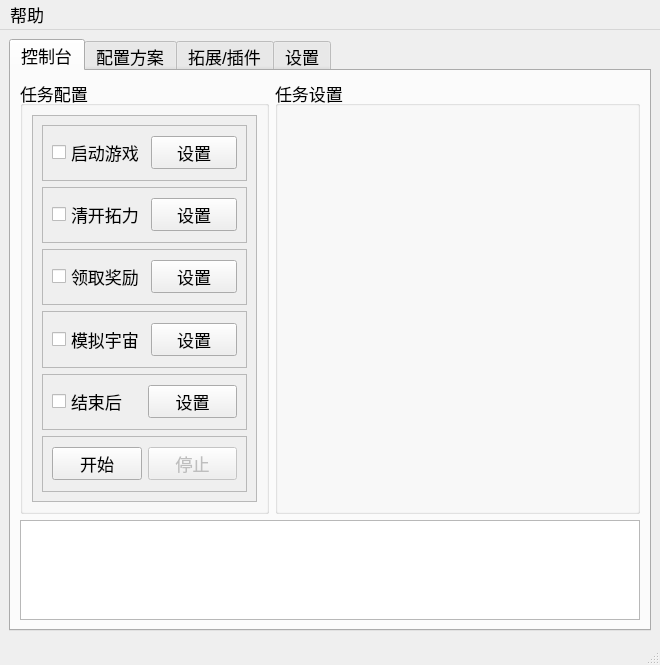
Old version of the form resources/ui/main.ui in the repository Shasnow/StarRailAssistant.
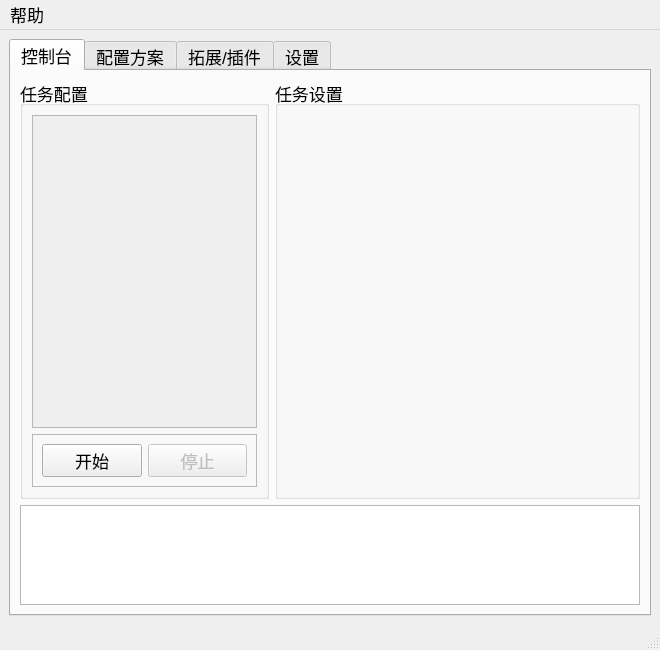
New version of the form.

Diff of the .ui file:
```diff
--- a/resources/ui/main.ui
+++ b/resources/ui/main.ui
@@ -7,7 +7,7 @@
     <x>0</x>
     <y>0</y>
     <width>660</width>
-    <height>665</height>
+    <height>650</height>
    </rect>
   </property>
   <property name="font">
@@ -30,6 +30,30 @@
         <string>控制台</string>
        </attribute>
        <layout class="QGridLayout" name="gridLayout_2">
+        <item row="0" column="1" colspan="2">
+         <widget class="QGroupBox" name="task_setting_groupBox">
+          <property name="title">
+           <string>任务设置</string>
+          </property>
+          <layout class="QVBoxLayout" name="verticalLayout_2"/>
+         </widget>
+        </item>
+        <item row="1" column="0" colspan="3">
+         <widget class="QTextBrowser" name="log_textBrowser">
+          <property name="sizePolicy">
+           <sizepolicy hsizetype="Expanding" vsizetype="Fixed">
+            <horstretch>0</horstretch>
+            <verstretch>0</verstretch>
+           </sizepolicy>
+          </property>
+          <property name="maximumSize">
+           <size>
+            <width>16777215</width>
+            <height>100</height>
+           </size>
+          </property>
+         </widget>
+        </item>
         <item row="0" column="0">
          <widget class="QGroupBox" name="task_select_groupBox">
           <property name="sizePolicy">
@@ -53,7 +77,7 @@
           <property name="title">
            <string>任务配置</string>
           </property>
-          <layout class="QHBoxLayout" name="horizontalLayout_23">
+          <layout class="QVBoxLayout" name="verticalLayout_3">
            <item>
             <widget class="QScrollArea" name="task_select_scrollArea">
              <property name="sizePolicy">
@@ -80,211 +104,27 @@
              <property name="widgetResizable">
               <bool>true</bool>
              </property>
-             <widget class="QWidget" name="scrollAreaWidgetContents_2">
+             <widget class="QWidget" name="taskSelectScrollAreaWidgetContents">
               <property name="geometry">
                <rect>
                 <x>0</x>
                 <y>0</y>
                 <width>223</width>
-                <height>387</height>
+                <height>316</height>
                </rect>
               </property>
-              <layout class="QVBoxLayout" name="verticalLayout_6">
-               <item>
-                <widget class="QFrame" name="frame1_1">
-                 <property name="frameShape">
-                  <enum>QFrame::Shape::StyledPanel</enum>
-                 </property>
-                 <property name="frameShadow">
-                  <enum>QFrame::Shadow::Raised</enum>
-                 </property>
-                 <layout class="QHBoxLayout" name="horizontalLayout">
-                  <item>
-                   <widget class="QCheckBox" name="start_game_checkBox">
-                    <property name="minimumSize">
-                     <size>
-                      <width>0</width>
-                      <height>30</height>
-                     </size>
-                    </property>
-                    <property name="text">
-                     <string>启动游戏</string>
-                    </property>
-                   </widget>
-                  </item>
-                  <item>
-                   <widget class="QPushButton" name="start_game_pushButton">
-                    <property name="minimumSize">
-                     <size>
-                      <width>70</width>
-                      <height>30</height>
-                     </size>
-                    </property>
-                    <property name="text">
-                     <string>设置</string>
-                    </property>
-                   </widget>
-                  </item>
-                 </layout>
-                </widget>
-               </item>
-               <item>
-                <widget class="QFrame" name="frame1_2">
-                 <property name="frameShape">
-                  <enum>QFrame::Shape::StyledPanel</enum>
-                 </property>
-                 <property name="frameShadow">
-                  <enum>QFrame::Shadow::Raised</enum>
-                 </property>
-                 <layout class="QHBoxLayout" name="horizontalLayout_7">
-                  <item>
-                   <widget class="QCheckBox" name="trailblaze_power_checkBox">
-                    <property name="minimumSize">
-                     <size>
-                      <width>0</width>
-                      <height>30</height>
-                     </size>
-                    </property>
-                    <property name="text">
-                     <string>清开拓力</string>
-                    </property>
-                   </widget>
-                  </item>
-                  <item>
-                   <widget class="QPushButton" name="trailblaze_power_pushButton">
-                    <property name="minimumSize">
-                     <size>
-                      <width>70</width>
-                      <height>30</height>
-                     </size>
-                    </property>
-                    <property name="text">
-                     <string>设置</string>
-                    </property>
-                   </widget>
-                  </item>
-                 </layout>
-                </widget>
-               </item>
-               <item>
-                <widget class="QFrame" name="frame1_3">
-                 <property name="frameShape">
-                  <enum>QFrame::Shape::StyledPanel</enum>
-                 </property>
-                 <property name="frameShadow">
-                  <enum>QFrame::Shadow::Raised</enum>
-                 </property>
-                 <layout class="QHBoxLayout" name="horizontalLayout_3">
-                  <item>
-                   <widget class="QCheckBox" name="receive_reward_checkBox">
-                    <property name="minimumSize">
-                     <size>
-                      <width>0</width>
-                      <height>30</height>
-                     </size>
-                    </property>
-                    <property name="text">
-                     <string>领取奖励</string>
-                    </property>
-                   </widget>
-                  </item>
-                  <item>
-                   <widget class="QPushButton" name="receive_reward_pushButton">
-                    <property name="minimumSize">
-                     <size>
-                      <width>70</width>
-                      <height>30</height>
-                     </size>
-                    </property>
-                    <property name="text">
-                     <string>设置</string>
-                    </property>
-                   </widget>
-                  </item>
-                 </layout>
-                </widget>
-               </item>
-               <item>
-                <widget class="QFrame" name="frame1_5">
-                 <property name="enabled">
-                  <bool>true</bool>
-                 </property>
-                 <property name="frameShape">
-                  <enum>QFrame::Shape::StyledPanel</enum>
-                 </property>
-                 <property name="frameShadow">
-                  <enum>QFrame::Shadow::Raised</enum>
-                 </property>
-                 <layout class="QHBoxLayout" name="horizontalLayout_20">
-                  <item>
-                   <widget class="QCheckBox" name="simulate_universe_checkBox">
-                    <property name="minimumSize">
-                     <size>
-                      <width>0</width>
-                      <height>30</height>
-                     </size>
-                    </property>
-                    <property name="text">
-                     <string>模拟宇宙</string>
-                    </property>
-                   </widget>
-                  </item>
-                  <item>
-                   <widget class="QPushButton" name="simulate_universe_pushButton">
-                    <property name="minimumSize">
-                     <size>
-                      <width>70</width>
-                      <height>30</height>
-                     </size>
-                    </property>
-                    <property name="text">
-                     <string>设置</string>
-                    </property>
-                   </widget>
-                  </item>
-                 </layout>
-                </widget>
-               </item>
-               <item>
-                <widget class="QFrame" name="frame1_4">
-                 <property name="frameShape">
-                  <enum>QFrame::Shape::StyledPanel</enum>
-                 </property>
-                 <property name="frameShadow">
-                  <enum>QFrame::Shadow::Raised</enum>
-                 </property>
-                 <layout class="QHBoxLayout" name="horizontalLayout_10">
-                  <item>
-                   <widget class="QCheckBox" name="mission_accomplish_checkBox">
-                    <property name="minimumSize">
-                     <size>
-                      <width>0</width>
-                      <height>30</height>
-                     </size>
-                    </property>
-                    <property name="text">
-                     <string>结束后</string>
-                    </property>
-                   </widget>
-                  </item>
-                  <item>
-                   <widget class="QPushButton" name="mission_accomplish_pushButton">
-                    <property name="minimumSize">
-                     <size>
-                      <width>70</width>
-                      <height>30</height>
-                     </size>
-                    </property>
-                    <property name="text">
-                     <string>设置</string>
-                    </property>
-                   </widget>
-                  </item>
-                 </layout>
+              <layout class="QVBoxLayout" name="verticalLayout_6"/>
+             </widget>
                 </widget>
                </item>
                <item>
                 <widget class="QFrame" name="frame1_0">
+             <property name="sizePolicy">
+              <sizepolicy hsizetype="Preferred" vsizetype="Maximum">
+               <horstretch>0</horstretch>
+               <verstretch>0</verstretch>
+              </sizepolicy>
+             </property>
                  <property name="frameShape">
                   <enum>QFrame::Shape::StyledPanel</enum>
                  </property>
@@ -319,34 +159,6 @@
                 </widget>
                </item>
               </layout>
-             </widget>
-            </widget>
-           </item>
-          </layout>
-         </widget>
-        </item>
-        <item row="1" column="0" colspan="3">
-         <widget class="QTextBrowser" name="log_textBrowser">
-          <property name="sizePolicy">
-           <sizepolicy hsizetype="Expanding" vsizetype="Fixed">
-            <horstretch>0</horstretch>
-            <verstretch>0</verstretch>
-           </sizepolicy>
-          </property>
-          <property name="maximumSize">
-           <size>
-            <width>16777215</width>
-            <height>100</height>
-           </size>
-          </property>
-         </widget>
-        </item>
-        <item row="0" column="1" colspan="2">
-         <widget class="QGroupBox" name="task_setting_groupBox">
-          <property name="title">
-           <string>任务设置</string>
-          </property>
-          <layout class="QVBoxLayout" name="verticalLayout_2"/>
          </widget>
         </item>
        </layout>
```
Lines whose indentation alone changed are shown as unchanged.
